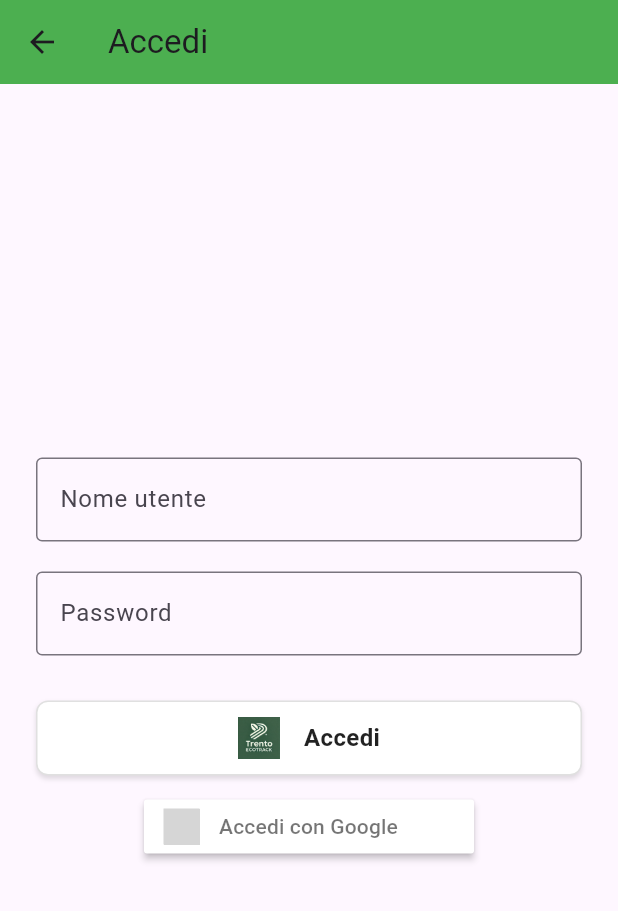
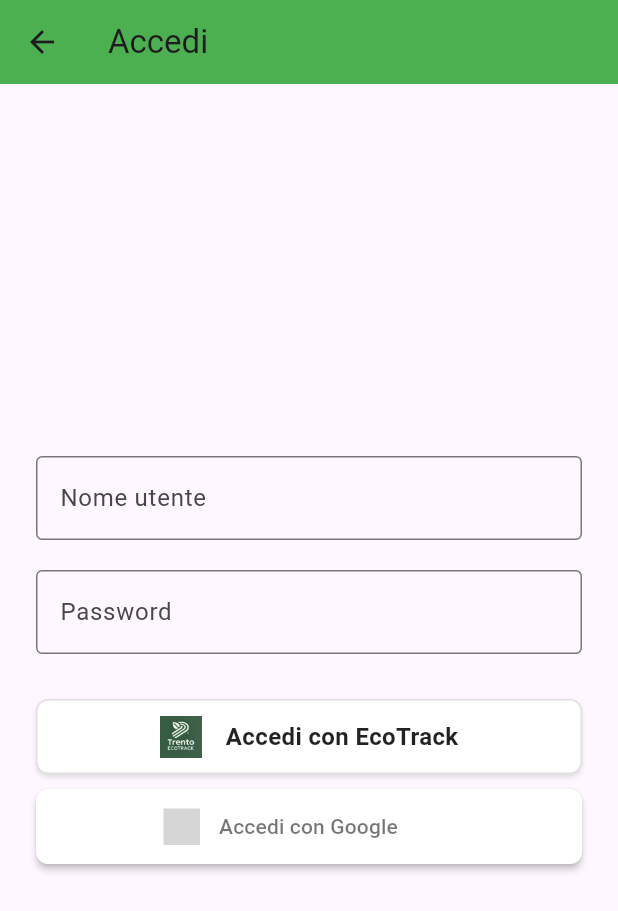
Before and after one commit to jagorev/EcoTrack, a Flutter app: the AccediPage screen opened directly, on a phone screen of 412 x 824 dp. Shown: the top 911 px of the screen. Run offline on Flutter 3.47's test engine with Material 3 defaults, Android fonts, the phone set to English and light mode, and no system bars; drawn by our look-alikes of sign_in_button; our stand-ins replace firebase_auth, firebase_core, google_maps_flutter, google_sign_in; accounts and stored records are empty; grey boxes are pictures that could not be loaded.

Commit message:
sistemato pulsante accesso tramite ecoTrack

```diff
--- a/app/lib/accedi.dart
+++ b/app/lib/accedi.dart
@@ -104,7 +104,7 @@ class _AccediPageState extends State<AccediPage> {
                     ),
                     const SizedBox(width: 16),
                     const Text(
-                      'Accedi',
+                      'Accedi con EcoTrack',
                       style: TextStyle(
                         fontSize: 16,
                         color: Colors.black87,
@@ -116,9 +116,15 @@ class _AccediPageState extends State<AccediPage> {
               ),
             ),
             const SizedBox(height: 10),
-            SignInButton(
+            SizedBox(
+              width: double.infinity,
+              height: 50,
+              child: SignInButton(
                 Buttons.google,
                 text: "Accedi con Google",
+                shape: RoundedRectangleBorder(
+                  borderRadius: BorderRadius.circular(8),
+                ),
                 onPressed: () async {
                   try {
                     final userCredential = await AuthService.signInWithGoogle();
@@ -133,6 +139,7 @@ class _AccediPageState extends State<AccediPage> {
                   }
                 },
               ),
+            ),
           ],
         ),
       ),
```
Lines whose indentation alone changed are shown as unchanged.
